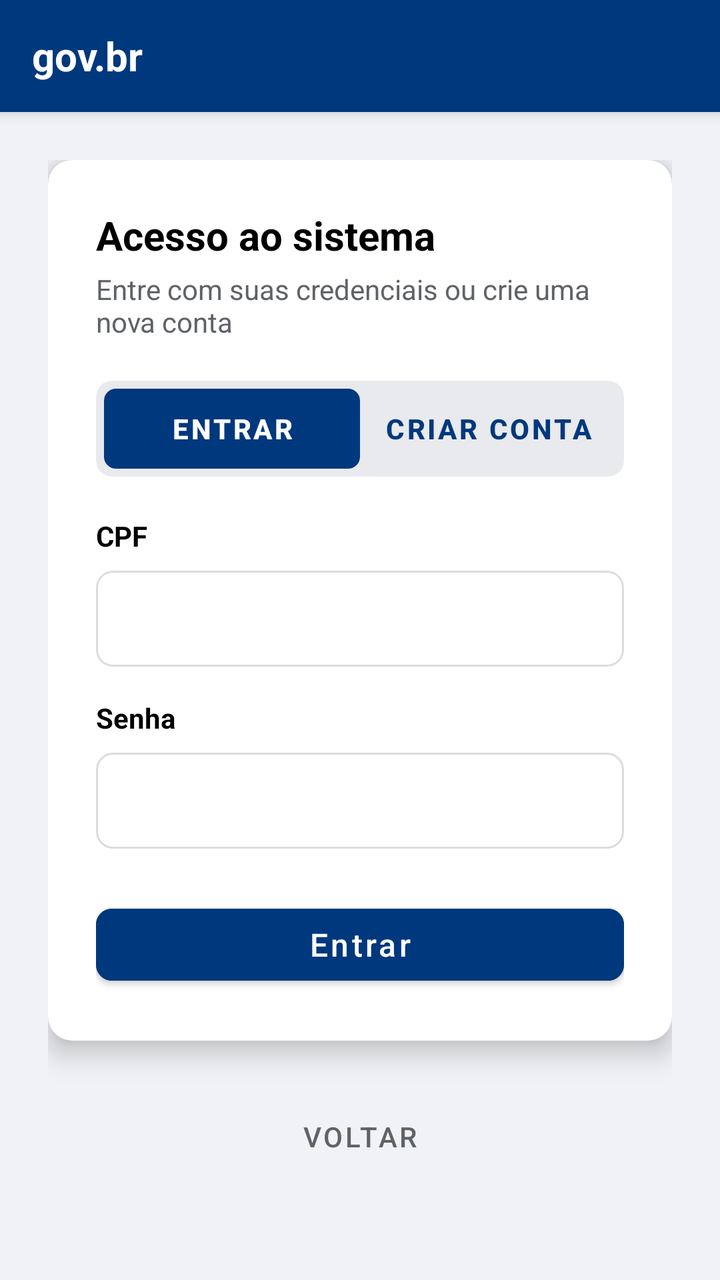
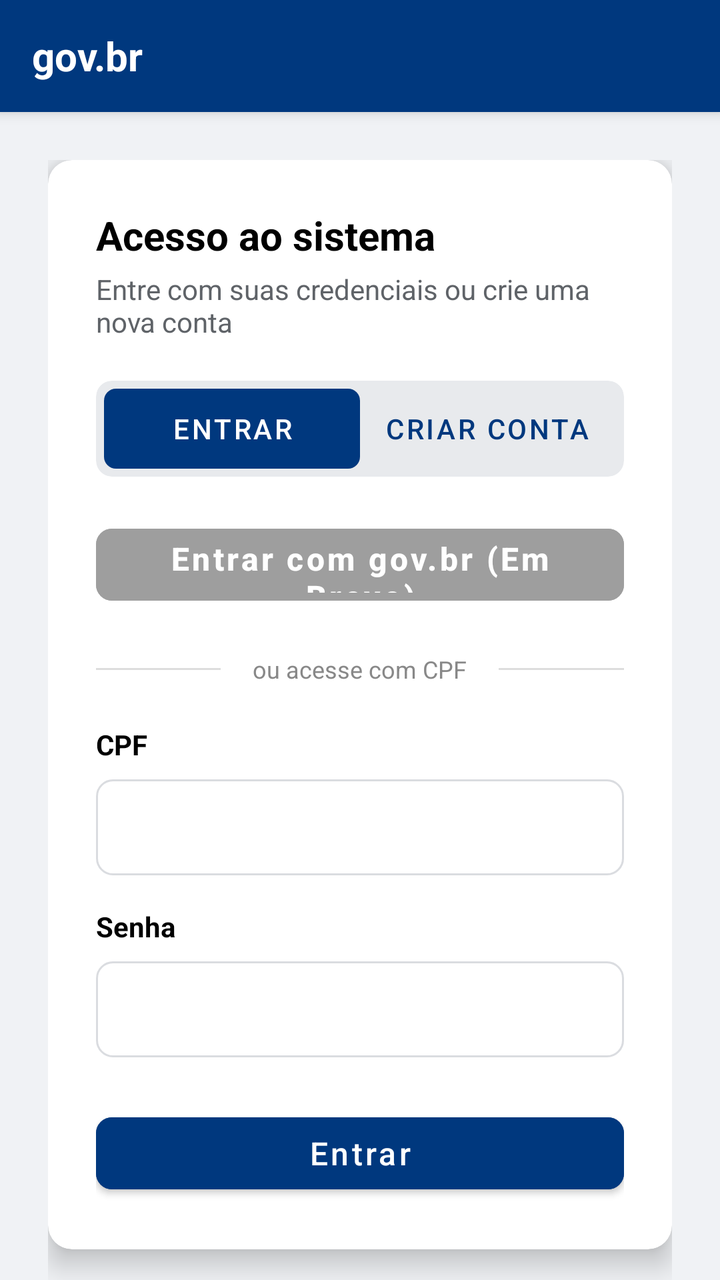

An Android layout rendered at two revisions. The XML below is the earlier revision; the diff shows what the commit changed to produce the second picture.
<!-- AndroidManifest.xml: application theme Theme.CalcGov -->
<!-- res/layout/activity_login.xml -->
<?xml version="1.0" encoding="utf-8"?>
<androidx.coordinatorlayout.widget.CoordinatorLayout xmlns:android="http://schemas.android.com/apk/res/android"
    xmlns:app="http://schemas.android.com/apk/res-auto"
    xmlns:tools="http://schemas.android.com/tools"
    android:layout_width="match_parent"
    android:layout_height="match_parent"
    android:background="@color/white"
    tools:context=".LoginActivity">

    <com.google.android.material.appbar.AppBarLayout
        android:layout_width="match_parent"
        android:layout_height="wrap_content"
        android:background="@color/gov_blue">
        <androidx.appcompat.widget.Toolbar
            android:layout_width="match_parent"
            android:layout_height="?attr/actionBarSize">
            <TextView
                android:layout_width="wrap_content"
                android:layout_height="wrap_content"
                android:text="gov.br"
                android:textColor="@color/white"
                android:textSize="20sp"
                android:textStyle="bold" />
        </androidx.appcompat.widget.Toolbar>
    </com.google.android.material.appbar.AppBarLayout>

    <androidx.core.widget.NestedScrollView
        android:layout_width="match_parent"
        android:layout_height="match_parent"
        android:background="#F0F2F5"
        app:layout_behavior="@string/appbar_scrolling_view_behavior">

        <LinearLayout
            android:layout_width="match_parent"
            android:layout_height="wrap_content"
            android:orientation="vertical"
            android:padding="24dp">

            <com.google.android.material.card.MaterialCardView
                android:layout_width="match_parent"
                android:layout_height="wrap_content"
                app:cardCornerRadius="12dp"
                app:cardElevation="8dp"
                app:cardBackgroundColor="@color/white"
                app:strokeWidth="0dp">

                <LinearLayout
                    android:layout_width="match_parent"
                    android:layout_height="wrap_content"
                    android:orientation="vertical"
                    android:padding="24dp">

                    <TextView
                        android:layout_width="wrap_content"
                        android:layout_height="wrap_content"
                        android:text="Acesso ao sistema"
                        android:textColor="#000000"
                        android:textSize="20sp"
                        android:textStyle="bold" />

                    <TextView
                        android:layout_width="wrap_content"
                        android:layout_height="wrap_content"
                        android:layout_marginTop="4dp"
                        android:text="Entre com suas credenciais ou crie uma nova conta"
                        android:textColor="#5F6368"
                        android:textSize="14sp" />

                    <com.google.android.material.card.MaterialCardView
                        android:layout_width="match_parent"
                        android:layout_height="wrap_content"
                        android:layout_marginTop="20dp"
                        app:cardBackgroundColor="#E8EAED"
                        app:cardCornerRadius="8dp"
                        app:cardElevation="0dp">

                        <com.google.android.material.tabs.TabLayout
                            android:id="@+id/tabLayout"
                            android:layout_width="match_parent"
                            android:layout_height="40dp"
                            android:layout_margin="4dp"
                            android:background="@android:color/transparent"
                            app:tabBackground="@drawable/tab_selector_rounded"
                            app:tabIndicatorHeight="0dp"
                            app:tabRippleColor="@android:color/transparent"
                            app:tabSelectedTextColor="@color/white"
                            app:tabTextColor="@color/gov_blue"
                            app:tabTextAppearance="@style/CustomTabText">

                            <com.google.android.material.tabs.TabItem
                                android:layout_width="wrap_content"
                                android:layout_height="wrap_content"
                                android:text="Entrar" />

                            <com.google.android.material.tabs.TabItem
                                android:layout_width="wrap_content"
                                android:layout_height="wrap_content"
                                android:text="Criar conta" />
                        </com.google.android.material.tabs.TabLayout>
                    </com.google.android.material.card.MaterialCardView>

                    
                    <LinearLayout
                        android:id="@+id/layoutLogin"
                        android:layout_width="match_parent"
                        android:layout_height="wrap_content"
                        android:layout_marginTop="20dp"
                        android:orientation="vertical"
                        android:visibility="visible">

                        <TextView
                            android:layout_width="wrap_content"
                            android:layout_height="wrap_content"
                            android:text="CPF"
                            android:textColor="#000000"
                            android:textSize="14sp"
                            android:textStyle="bold" />

                        <com.google.android.material.textfield.TextInputEditText
                            android:id="@+id/editTextCPF"
                            android:layout_width="match_parent"
                            android:layout_height="48dp"
                            android:layout_marginTop="8dp"
                            android:background="@drawable/edit_text_rounded_outline"
                            android:inputType="number"
                            android:maxLength="11"
                            android:paddingHorizontal="16dp" />

                        <TextView
                            android:layout_width="wrap_content"
                            android:layout_height="wrap_content"
                            android:layout_marginTop="16dp"
                            android:text="Senha"
                            android:textColor="#000000"
                            android:textSize="14sp"
                            android:textStyle="bold" />

                        <com.google.android.material.textfield.TextInputEditText
                            android:id="@+id/editTextPassword"
                            android:layout_width="match_parent"
                            android:layout_height="48dp"
                            android:layout_marginTop="8dp"
                            android:background="@drawable/edit_text_rounded_outline"
                            android:inputType="textPassword"
                            android:paddingHorizontal="16dp" />

                        <Button
                            android:id="@+id/buttonLogin"
                            android:layout_width="match_parent"
                            android:layout_height="48dp"
                            android:layout_marginTop="24dp"
                            android:backgroundTint="@color/gov_blue"
                            android:text="Entrar"
                            android:textAllCaps="false"
                            android:textColor="@color/white"
                            android:textSize="16sp"
                            app:cornerRadius="8dp" />
                    </LinearLayout>

                    
                    <LinearLayout
                        android:id="@+id/layoutSignup"
                        android:layout_width="match_parent"
                        android:layout_height="wrap_content"
                        android:layout_marginTop="20dp"
                        android:orientation="vertical"
                        android:visibility="gone">

                        <TextView
                            android:layout_width="wrap_content"
                            android:layout_height="wrap_content"
                            android:text="Nome Completo"
                            android:textColor="#000000"
                            android:textSize="14sp"
                            android:textStyle="bold" />

                        <com.google.android.material.textfield.TextInputEditText
                            android:id="@+id/editTextNameSignup"
                            android:layout_width="match_parent"
                            android:layout_height="48dp"
                            android:layout_marginTop="8dp"
                            android:background="@drawable/edit_text_rounded_outline"
                            android:inputType="textPersonName"
                            android:paddingHorizontal="16dp" />

                        <TextView
                            android:layout_width="wrap_content"
                            android:layout_height="wrap_content"
                            android:layout_marginTop="16dp"
                            android:text="CPF"
                            android:textColor="#000000"
                            android:textSize="14sp"
                            android:textStyle="bold" />

                        <com.google.android.material.textfield.TextInputEditText
                            android:id="@+id/editTextCPFSignup"
                            android:layout_width="match_parent"
                            android:layout_height="48dp"
                            android:layout_marginTop="8dp"
                            android:background="@drawable/edit_text_rounded_outline"
                            android:inputType="number"
                            android:maxLength="11"
                            android:paddingHorizontal="16dp" />

                        <TextView
                            android:layout_width="wrap_content"
                            android:layout_height="wrap_content"
                            android:layout_marginTop="16dp"
                            android:text="Crie uma Senha"
                            android:textColor="#000000"
                            android:textSize="14sp"
                            android:textStyle="bold" />

                        <com.google.android.material.textfield.TextInputEditText
                            android:id="@+id/editTextPasswordSignup"
                            android:layout_width="match_parent"
                            android:layout_height="48dp"
                            android:layout_marginTop="8dp"
                            android:background="@drawable/edit_text_rounded_outline"
                            android:inputType="textPassword"
                            android:paddingHorizontal="16dp" />

                        <TextView
                            android:layout_width="wrap_content"
                            android:layout_height="wrap_content"
                            android:layout_marginTop="16dp"
                            android:text="Renda Bruta Mensal (opcional)"
                            android:textColor="#000000"
                            android:textSize="14sp"
                            android:textStyle="bold" />

                        <com.google.android.material.textfield.TextInputEditText
                            android:id="@+id/editTextRendaSignup"
                            android:layout_width="match_parent"
                            android:layout_height="48dp"
                            android:layout_marginTop="8dp"
                            android:background="@drawable/edit_text_rounded_outline"
                            android:inputType="numberDecimal"
                            android:paddingHorizontal="16dp" />

                        <TextView
                            android:layout_width="wrap_content"
                            android:layout_height="wrap_content"
                            android:layout_marginTop="16dp"
                            android:text="Nº de Dependentes (opcional)"
                            android:textColor="#000000"
                            android:textSize="14sp"
                            android:textStyle="bold" />

                        <com.google.android.material.textfield.TextInputEditText
                            android:id="@+id/editTextDepSignup"
                            android:layout_width="match_parent"
                            android:layout_height="48dp"
                            android:layout_marginTop="8dp"
                            android:background="@drawable/edit_text_rounded_outline"
                            android:inputType="number"
                            android:paddingHorizontal="16dp" />

                        <Button
                            android:id="@+id/buttonSignup"
                            android:layout_width="match_parent"
                            android:layout_height="48dp"
                            android:layout_marginTop="24dp"
                            android:backgroundTint="@color/gov_gold"
                            android:text="Cadastrar"
                            android:textAllCaps="false"
                            android:textColor="@color/gov_blue"
                            android:textSize="16sp"
                            app:cornerRadius="8dp" />
                    </LinearLayout>

                </LinearLayout>
            </com.google.android.material.card.MaterialCardView>

            <Button
                android:id="@+id/VoltarMain"
                style="@style/Widget.MaterialComponents.Button.TextButton"
                android:layout_width="wrap_content"
                android:layout_height="wrap_content"
                android:layout_gravity="center"
                android:layout_marginTop="24dp"
                android:text="VOLTAR"
                android:textColor="#5F6368" />

        </LinearLayout>
    </androidx.core.widget.NestedScrollView>

</androidx.coordinatorlayout.widget.CoordinatorLayout>
<!-- resources referenced by this layout -->
<resources>
  <color name="gov_blue">#00387E</color>
  <color name="gov_gold">#FFCC00</color>
  <color name="white">#FFFFFFFF</color>
  <!-- drawable edit_text_rounded_outline (drawable) -->
  <?xml version="1.0" encoding="utf-8"?>
  <shape xmlns:android="http://schemas.android.com/apk/res/android">
      <solid android:color="@color/white" />
      <stroke
          android:width="1dp"
          android:color="#DADCE0" />
      <corners android:radius="8dp" />
  </shape>
  <!-- drawable tab_selector_rounded (drawable) -->
  <?xml version="1.0" encoding="utf-8"?>
  <selector xmlns:android="http://schemas.android.com/apk/res/android">
      <item android:state_selected="true">
          <shape>
              <solid android:color="@color/gov_blue" />
              <corners android:radius="6dp" />
          </shape>
      </item>
      <item>
          <shape>
              <solid android:color="@android:color/transparent" />
          </shape>
      </item>
  </selector>
  <style name="CustomTabText" parent="TextAppearance.Design.Tab">
          <item name="android:textSize">14sp</item>
          <item name="android:textAllCaps">false</item>
          <item name="android:textStyle">bold</item>
      </style>
  <style name="Theme.CalcGov" parent="Base.Theme.CalcGov" />
  <style name="Base.Theme.CalcGov" parent="Theme.MaterialComponents.DayNight.NoActionBar">
          
          <item name="colorPrimary">@color/gov_blue</item>
          <item name="colorPrimaryVariant">@color/gov_blue_darker</item>
          <item name="colorOnPrimary">@color/white</item>
          
          <item name="colorSecondary">@color/gov_gold</item>
          <item name="colorSecondaryVariant">@color/gov_gold</item>
          <item name="colorOnSecondary">@color/black</item>
          
          <item name="android:statusBarColor">@color/gov_blue</item>
          
          <item name="android:windowBackground">@color/gov_gray_light</item>
      </style>
  <color name="gov_blue_darker">#002147</color>
  <color name="black">#FF000000</color>
  <color name="gov_gray_light">#F8F8F8</color>
</resources>

<!-- the commit's change to res/layout/activity_login.xml (unified diff, before → after) -->
@@ -84,8 +84,7 @@
                             app:tabIndicatorHeight="0dp"
                             app:tabRippleColor="@android:color/transparent"
                             app:tabSelectedTextColor="@color/white"
-                            app:tabTextColor="@color/gov_blue"
-                            app:tabTextAppearance="@style/CustomTabText">
+                            app:tabTextColor="@color/gov_blue">
 
                             <com.google.android.material.tabs.TabItem
                                 android:layout_width="wrap_content"
@@ -99,6 +98,33 @@
                         </com.google.android.material.tabs.TabLayout>
                     </com.google.android.material.card.MaterialCardView>
 
+                    <Button
+                        android:id="@+id/buttonGovLogin"
+                        android:layout_width="match_parent"
+                        android:layout_height="48dp"
+                        android:layout_marginTop="20dp"
+                        android:backgroundTint="#9E9E9E"
+                        android:enabled="false"
+                        android:text="Entrar com gov.br (Em Breve)"
+                        android:textAllCaps="false"
+                        android:textColor="@color/white"
+                        android:textSize="16sp"
+                        android:textStyle="bold"
+                        app:cornerRadius="8dp"
+                        app:iconTint="@color/white"
+                        app:iconGravity="textStart" />
+
+                    <LinearLayout
+                        android:layout_width="match_parent"
+                        android:layout_height="wrap_content"
+                        android:layout_marginTop="20dp"
+                        android:gravity="center"
+                        android:orientation="horizontal">
+                        <View android:layout_width="0dp" android:layout_height="1dp" android:layout_weight="1" android:background="#DDDDDD"/>
+                        <TextView android:layout_width="wrap_content" android:layout_height="wrap_content" android:paddingHorizontal="16dp" android:text="ou acesse com CPF" android:textSize="12sp" android:textColor="#888888"/>
+                        <View android:layout_width="0dp" android:layout_height="1dp" android:layout_weight="1" android:background="#DDDDDD"/>
+                    </LinearLayout>
+
                     
                     <LinearLayout
                         android:id="@+id/layoutLogin"
@@ -123,7 +149,7 @@
                             android:layout_marginTop="8dp"
                             android:background="@drawable/edit_text_rounded_outline"
                             android:inputType="number"
-                            android:maxLength="11"
+                            android:maxLength="14"
                             android:paddingHorizontal="16dp" />
 
                         <TextView
@@ -199,7 +225,7 @@
                             android:layout_marginTop="8dp"
                             android:background="@drawable/edit_text_rounded_outline"
                             android:inputType="number"
-                            android:maxLength="11"
+                            android:maxLength="14"
                             android:paddingHorizontal="16dp" />
 
                         <TextView
<!-- resource entries referenced after the edit -->
@@ -27,11 +27,6 @@
           </shape>
       </item>
   </selector>
-  <style name="CustomTabText" parent="TextAppearance.Design.Tab">
-          <item name="android:textSize">14sp</item>
-          <item name="android:textAllCaps">false</item>
-          <item name="android:textStyle">bold</item>
-      </style>
   <style name="Theme.CalcGov" parent="Base.Theme.CalcGov" />
   <style name="Base.Theme.CalcGov" parent="Theme.MaterialComponents.DayNight.NoActionBar">
           
